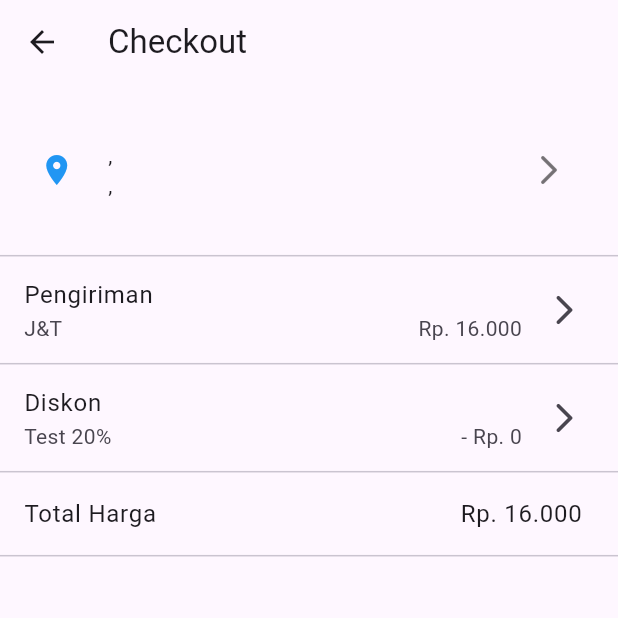
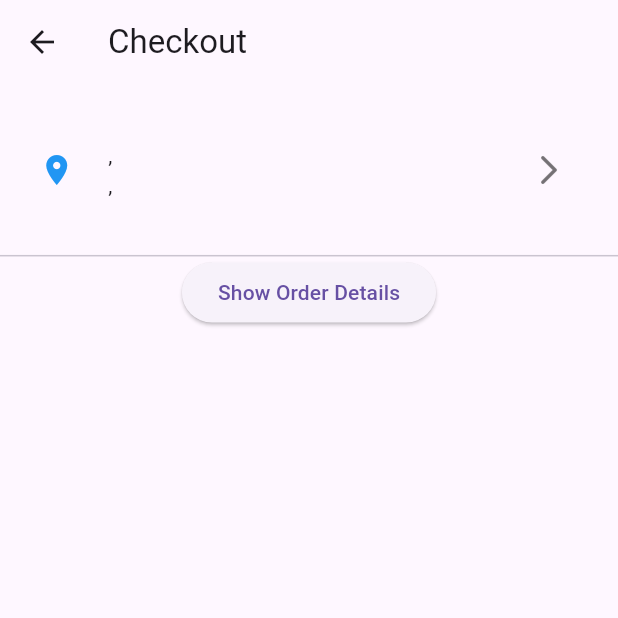
Before and after one commit to Rzero6/project_belanjakan, a Flutter app: the CheckoutDetails screen opened directly with empty values, on a phone screen of 412 x 824 dp, the top half of it. Run offline on Flutter 3.47's test engine with Material 3 defaults, Android fonts, the light colour scheme and no system bars; our stand-ins replace audioplayers, awesome_notifications, camera, email_validator, flutter_bloc, flutter_riverpod and 12 more; missing offline and left inert: mobile_scanner; accounts and stored records are empty; project files that could hold a hidden picture were left out.

Commit message:
tampilan checkout_details

```diff
--- a/lib/main.dart
+++ b/lib/main.dart
@@ -1,7 +1,8 @@
 import 'package:flutter/material.dart';
 import 'package:project_belanjakan/services/notifications/services.dart';
-//import 'package:project_belanjakan/view/landing/splash_screen.dart';
+import 'package:project_belanjakan/view/landing/splash_screen.dart';
 import 'package:project_belanjakan/view/address/address_page.dart';
+//import 'package:project_belanjakan/view/payment/';
 import 'package:responsive_sizer/responsive_sizer.dart';
 import 'package:flutter_riverpod/flutter_riverpod.dart';
 
@@ -40,7 +41,7 @@ class MainApp extends StatelessWidget {
             );
       return MaterialApp(
         navigatorKey: navigatorKey,
-        home: const AddressesView(),
+        home: const SplashScreen(),
       );
     });
   }
--- a/lib/services/api/api_client.dart
+++ b/lib/services/api/api_client.dart
@@ -1,5 +1,5 @@
 class ApiClient {
-  final String domainName = 'http://172.16.65.98:8000';
+  final String domainName = 'http://20.243.138.216:8000';
   late final String baseUrl;
   ApiClient() {
     baseUrl = '$domainName/api';
--- a/lib/view/checkout/checkout_details.dart
+++ b/lib/view/checkout/checkout_details.dart
@@ -7,7 +7,7 @@ import 'package:responsive_sizer/responsive_sizer.dart';
 import 'package:project_belanjakan/model/cart.dart';
 import 'package:project_belanjakan/view/address/input_address.dart';
 
-class CheckoutDetails extends StatelessWidget {
+class CheckoutDetails extends StatefulWidget {
   final List<Cart> listCart;
   final Address currentAddress;
   const CheckoutDetails({
@@ -17,15 +17,23 @@ class CheckoutDetails extends StatelessWidget {
   }) : super(key: key);
 
   @override
+  _CheckoutDetailsState createState() => _CheckoutDetailsState();
+}
+
+class _CheckoutDetailsState extends State<CheckoutDetails> {
+  OverlayEntry? overlayEntry;
+
+  @override
   Widget build(BuildContext context) {
-    Address deliveryAddress = currentAddress;
+    Address deliveryAddress = widget.currentAddress;
     Coupon coupon = Coupon(
         name: "Test",
         idUser: 1,
         discount: 20,
         code: "TESTCODE",
-        expiresAt: "expiresAt");
-    int ongkir = 16000;
+        expiresAt: "expiresAt"
+    );
+    double ongkir = 16000;
 
     return Scaffold(
       appBar: AppBar(
@@ -38,7 +46,12 @@ class CheckoutDetails extends StatelessWidget {
             const Divider(
               height: 0,
             ),
-            itemDetailsPrice(listCart, ongkir.toDouble(), coupon),
+            ElevatedButton(
+              onPressed: () {
+                _showOrderDetails(ongkir, coupon, widget.listCart);
+              },
+              child: const Text('Show Order Details'),
+            ),
           ],
         ),
       ),
@@ -69,12 +82,12 @@ class CheckoutDetails extends StatelessWidget {
                 child: Column(
                   crossAxisAlignment: CrossAxisAlignment.start,
                   children: [
-                    Text(currentAddress.jalan!),
+                    Text(deliveryAddress.jalan!),
                     Text(
-                        '${currentAddress.kelurahan!}, ${currentAddress.kecamatan!}'),
+                        '${deliveryAddress.kelurahan!}, ${deliveryAddress.kecamatan!}'),
                     Text(
-                        '${currentAddress.kabupaten!}, ${currentAddress.kodePos!}'),
-                    Text(currentAddress.provinsi!),
+                        '${deliveryAddress.kabupaten!}, ${deliveryAddress.kodePos!}'),
+                    Text(deliveryAddress.provinsi!),
                   ],
                 ),
               ),
@@ -92,20 +105,28 @@ class CheckoutDetails extends StatelessWidget {
     );
   }
 
-  Widget itemDetailsPrice(List<Cart> carts, double ongkir, Coupon coupon) {
-    final currencyFormat =
-        NumberFormat.currency(locale: 'id_ID', symbol: 'Rp. ');
-    return Expanded(
-      child: ListView.builder(
-          itemCount: (carts.length + 3) * 2,
-          itemBuilder: (context, index) {
-            if (index.isOdd) {
-              return const Divider(
-                height: 0,
-              );
-            }
-            if (index == (carts.length) * 2) {
-              return ListTile(
+  Widget _buildOrderDetails(double ongkir, Coupon coupon, List<Cart> carts) {
+    final currencyFormat = NumberFormat.currency(locale: 'id_ID', symbol: 'Rp. ');
+    return Container(
+      decoration: BoxDecoration(
+        color: Colors.white,
+        borderRadius: BorderRadius.vertical(top: Radius.circular(16)),
+      ),
+      child: Column(
+        mainAxisSize: MainAxisSize.min,
+        children: [
+          Row(
+            mainAxisAlignment: MainAxisAlignment.end,
+            children: [
+              IconButton(
+                icon: Icon(Icons.close),
+                onPressed: () {
+                  _removeOverlay();
+                },
+              ),
+            ],
+          ),
+          ListTile(
             title: const Text('Pengiriman'),
             subtitle: Row(
               mainAxisAlignment: MainAxisAlignment.spaceBetween,
@@ -114,58 +135,59 @@ class CheckoutDetails extends StatelessWidget {
                 Text(currencyFormat.format(ongkir))
               ],
             ),
-                trailing: const Icon(Icons.arrow_forward_ios_rounded),
-              );
-            }
-            if (index == (carts.length + 1) * 2) {
-              return ListTile(
+          ),
+          ListTile(
             title: const Text('Diskon'),
             subtitle: Row(
               mainAxisAlignment: MainAxisAlignment.spaceBetween,
               children: [
                 Text('${coupon.name} ${coupon.discount}%'),
                 Text(
-                        '- ${currencyFormat.format(calculateDiskon(coupon.discount.toDouble(), calculateAllItem(carts)))}')
+                  '- ${currencyFormat.format(calculateDiskon(coupon.discount.toDouble(), calculateAllItem(carts)))}',
+                )
               ],
             ),
-                trailing: const Icon(Icons.arrow_forward_ios_rounded),
-              );
-            }
-            if (index == (carts.length + 2) * 2) {
-              return ListTile(
+          ),
+          ListTile(
             title: Row(
               mainAxisAlignment: MainAxisAlignment.spaceBetween,
               children: [
-                    const Text('Total Harga'),
-                    Text(currencyFormat.format(calculateAll(ongkir,
-                        coupon.discount.toDouble(), calculateAllItem(carts))))
+                Text('${coupon.name} ${coupon.discount}%'),
+                Text(currencyFormat.format(calculateAll(ongkir, coupon.discount.toDouble(), calculateAllItem(carts))))
+              ],
+            ),
+          ),
         ],
       ),
     );
   }
 
-            final cartIndex = index ~/ 2;
-            return ListTile(
-              leading: SizedBox(
-                width: 15.w,
-                child: Image.network(
-                    ApiClient().domainName + carts[cartIndex].item!.image,
-                    fit: BoxFit.cover),
+  void _showOrderDetails(double ongkir, Coupon coupon, List<Cart> carts) {
+    overlayEntry = OverlayEntry(
+      builder: (context) => Positioned(
+        bottom: 0,
+        left: 0,
+        right: 0,
+        child: Material(
+          color: Colors.transparent,
+          child: WillPopScope(
+            onWillPop: () async {
+              _removeOverlay();
+              return true;
+            },
+            child: Container(
+              child: _buildOrderDetails(ongkir, coupon, carts),
             ),
-              title: Text(carts[cartIndex].item!.name),
-              subtitle: Row(
-                mainAxisAlignment: MainAxisAlignment.spaceBetween,
-                children: [
-                  Text(currencyFormat.format(carts[cartIndex].item!.price)),
-                  Text('x${carts[cartIndex].amount}'),
-                  Text(currencyFormat.format(calculatePricePerItem(
-                      carts[cartIndex].amount.toDouble(),
-                      carts[cartIndex].item!.price.toDouble())))
-                ],
+          ),
+        ),
       ),
     );
-          }),
-    );
+
+    Overlay.of(context)?.insert(overlayEntry!);
+  }
+
+  void _removeOverlay() {
+    overlayEntry?.remove();
   }
 
   double calculatePricePerItem(double amount, double price) {
```
Also changed, not shown: lib/view/address/address_page.dart (+7 -4 lines). Lines whose indentation alone changed are shown as unchanged.
